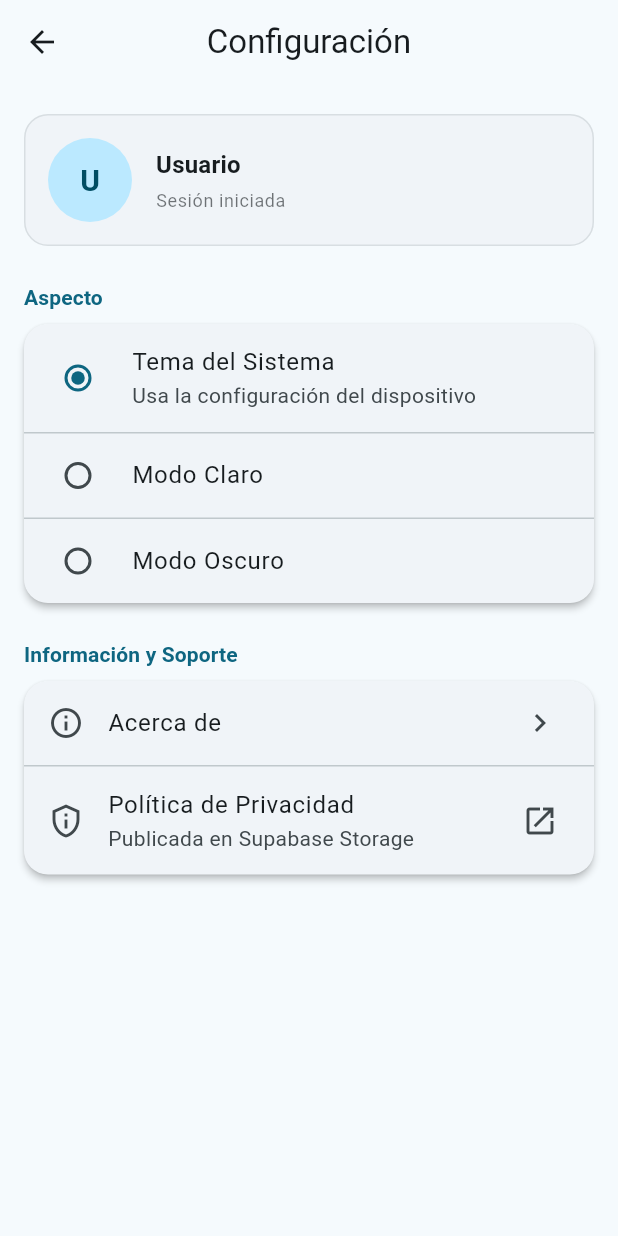
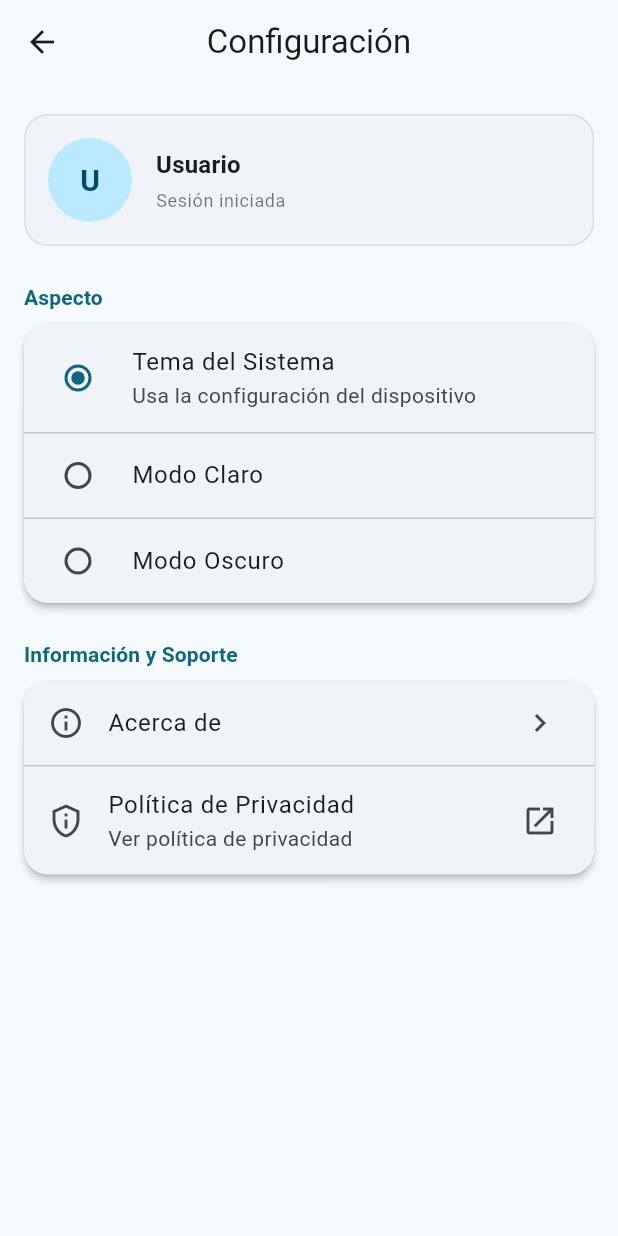
Before and after one commit to operonte/licitaciones, a Flutter app: the screen it shows after launch, after a tap on "Continuar sin cuenta", after a tap on the "settings" icon, on a phone screen of 412 x 824 dp. Run offline on Flutter 3.47's test engine with Material 3 defaults, Android fonts, the phone set to English and light mode, and no system bars; our stand-ins replace csv, flutter_local_notifications, flutter_riverpod, google_sign_in, isar, share_plus and 2 more; accounts and stored records are empty; generated files the repository leaves out were written again; network calls fail.

Commit message:
fix: update privacy policy URL to GitHub Pages for proper HTML rendering

```diff
--- a/lib/features/auth/presentation/screens/login_screen.dart
+++ b/lib/features/auth/presentation/screens/login_screen.dart
@@ -15,7 +15,7 @@ class LoginScreen extends ConsumerWidget {
 
     const privacyPolicyUrl = String.fromEnvironment(
       'PRIVACY_POLICY_URL',
-      defaultValue: 'https://kggcwobqdpygaxwzygqb.supabase.co/storage/v1/object/public/policies/politica_privacidad.html',
+      defaultValue: 'https://operonte.github.io/licitaciones/politica_privacidad.html',
     );
 
     // Show error message as a SnackBar if login fails
--- a/lib/features/settings/presentation/screens/settings_screen.dart
+++ b/lib/features/settings/presentation/screens/settings_screen.dart
@@ -20,7 +20,7 @@ class SettingsScreen extends ConsumerWidget {
     // Fetch the Privacy Policy URL from environment variables, fallback to Cristian's Supabase bucket
     const privacyPolicyUrl = String.fromEnvironment(
       'PRIVACY_POLICY_URL',
-      defaultValue: 'https://kggcwobqdpygaxwzygqb.supabase.co/storage/v1/object/public/policies/politica_privacidad.html',
+      defaultValue: 'https://operonte.github.io/licitaciones/politica_privacidad.html',
     );
 
     return Scaffold(
@@ -191,7 +191,7 @@ class SettingsScreen extends ConsumerWidget {
                 ListTile(
                   leading: const Icon(Icons.privacy_tip_outlined),
                   title: const Text('Política de Privacidad'),
-                  subtitle: const Text('Publicada en Supabase Storage'),
+                  subtitle: const Text('Ver política de privacidad'),
                   trailing: const Icon(Icons.open_in_new),
                   onTap: () => abrirWeb(context, privacyPolicyUrl),
                 ),
```
